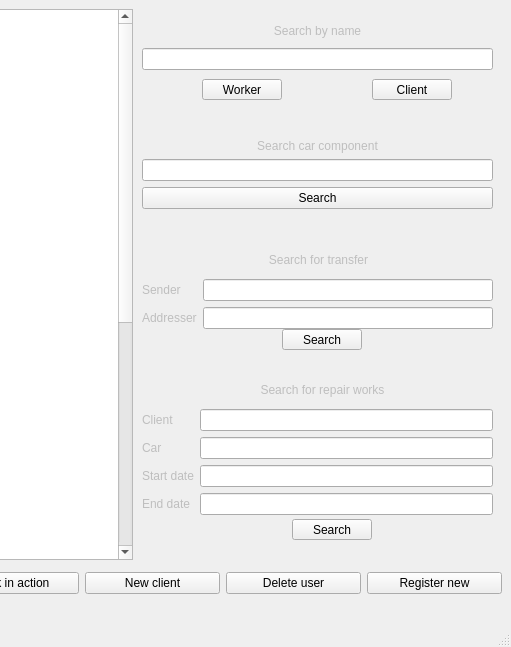
Above: CarServiceApp/mainwindow.ui from Ignat36/DB2022 before the change; both pictures show x 497 to 1008 and y 0 to 647 of the 1008 by 647 pixel window. Below: the same form after it.
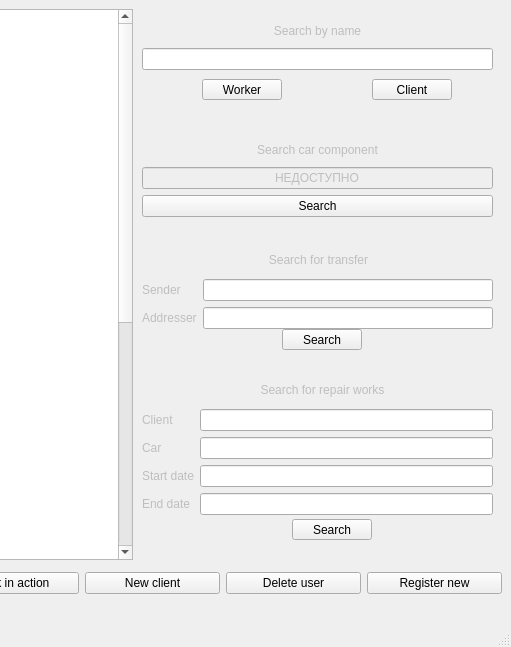
That is the form after the change.

Commit message: Requests to db

What changed in the file:
```diff
--- a/CarServiceApp/mainwindow.ui
+++ b/CarServiceApp/mainwindow.ui
@@ -329,7 +329,7 @@
         <x>630</x>
         <y>130</y>
         <width>351</width>
-        <height>70</height>
+        <height>78</height>
        </rect>
       </property>
       <layout class="QVBoxLayout" name="search_car_comp_grid_layout">
@@ -347,7 +347,17 @@
         </widget>
        </item>
        <item>
-        <widget class="QLineEdit" name="search_car_comp_line_edit"/>
+        <widget class="QLineEdit" name="search_car_comp_line_edit">
+         <property name="enabled">
+          <bool>false</bool>
+         </property>
+         <property name="text">
+          <string>НЕДОСТУПНО</string>
+         </property>
+         <property name="alignment">
+          <set>Qt::AlignCenter</set>
+         </property>
+        </widget>
        </item>
        <item>
         <widget class="QPushButton" name="search_car_comp_button">
@@ -364,7 +374,7 @@
         <x>630</x>
         <y>270</y>
         <width>351</width>
-        <height>52</height>
+        <height>56</height>
        </rect>
       </property>
       <layout class="QFormLayout" name="search_transfer_grid_layout">
@@ -421,7 +431,7 @@
         <x>630</x>
         <y>400</y>
         <width>351</width>
-        <height>108</height>
+        <height>116</height>
        </rect>
       </property>
       <layout class="QFormLayout" name="search_repair_works_grid_layout">
```
Left out of the diff: 153 changed lines with no effect on the pictures. The commit also changes 1 other file.
